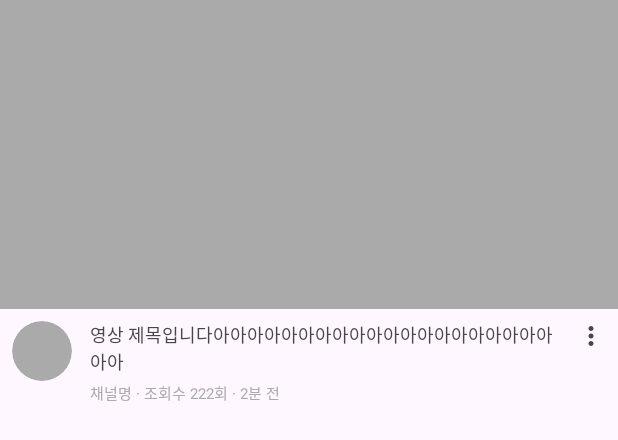
After one commit to YouQube/PlayVideo, an Android app: the layout item_video_main.xml on its own in the app's theme, with its tools: preview values and no code run, on a phone screen of 412 x 824 dp. The commit adds this screen. Shown: the top 440 px of the screen. Run offline under Robolectric (Android 15) with nearby library versions, the phone set to English and light mode, and no system bars; network calls fail.

Commit message:
[Feat] Subscription 탭 UI 구현
- collapsing toolbar
- recyclerView with item

```diff
--- /dev/null
+++ b/app/src/main/res/drawable/ic_more_vert.xml
@@ -0,0 +1,10 @@
+<vector xmlns:android="http://schemas.android.com/apk/res/android"
+    android:width="24dp"
+    android:height="24dp"
+    android:viewportWidth="960"
+    android:viewportHeight="960"
+    android:tint="?attr/colorControlNormal">
+  <path
+      android:fillColor="@android:color/white"
+      android:pathData="M480,800Q447,800 423.5,776.5Q400,753 400,720Q400,687 423.5,663.5Q447,640 480,640Q513,640 536.5,663.5Q560,687 560,720Q560,753 536.5,776.5Q513,800 480,800ZM480,560Q447,560 423.5,536.5Q400,513 400,480Q400,447 423.5,423.5Q447,400 480,400Q513,400 536.5,423.5Q560,447 560,480Q560,513 536.5,536.5Q513,560 480,560ZM480,320Q447,320 423.5,296.5Q400,273 400,240Q400,207 423.5,183.5Q447,160 480,160Q513,160 536.5,183.5Q560,207 560,240Q560,273 536.5,296.5Q513,320 480,320Z"/>
+</vector>
--- /dev/null
+++ b/app/src/main/res/drawable/ic_temp_logo.xml
@@ -0,0 +1,5 @@
+<vector android:height="24dp" android:tint="#000000"
+    android:viewportHeight="24" android:viewportWidth="24"
+    android:width="24dp" xmlns:android="http://schemas.android.com/apk/res/android">
+    <path android:fillColor="@android:color/white" android:pathData="M5,16c0,3.87 3.13,7 7,7s7,-3.13 7,-7v-4L5,12v4zM16.12,4.37l2.1,-2.1 -0.82,-0.83 -2.3,2.31C14.16,3.28 13.12,3 12,3s-2.16,0.28 -3.09,0.75L6.6,1.44l-0.82,0.83 2.1,2.1C6.14,5.64 5,7.68 5,10v1h14v-1c0,-2.32 -1.14,-4.36 -2.88,-5.63zM9,9c-0.55,0 -1,-0.45 -1,-1s0.45,-1 1,-1 1,0.45 1,1 -0.45,1 -1,1zM15,9c-0.55,0 -1,-0.45 -1,-1s0.45,-1 1,-1 1,0.45 1,1 -0.45,1 -1,1z"/>
+</vector>
--- /dev/null
+++ b/app/src/main/res/drawable/shape_circular_background.xml
@@ -0,0 +1,5 @@
+<?xml version="1.0" encoding="utf-8"?>
+<shape xmlns:android="http://schemas.android.com/apk/res/android"
+    android:shape="oval">
+    <solid android:color="@android:color/darker_gray"/>
+</shape>
--- /dev/null
+++ b/app/src/main/res/layout/item_video_main.xml
@@ -0,0 +1,69 @@
+<androidx.constraintlayout.widget.ConstraintLayout xmlns:android="http://schemas.android.com/apk/res/android"
+    xmlns:app="http://schemas.android.com/apk/res-auto"
+    xmlns:tools="http://schemas.android.com/tools"
+    android:layout_width="match_parent"
+    android:layout_height="wrap_content"
+    android:layout_marginBottom="12dp"
+    android:orientation="horizontal">
+
+    <ImageView
+        android:id="@+id/iv_thumbnail"
+        android:layout_width="match_parent"
+        android:layout_height="0dp"
+        android:adjustViewBounds="true"
+        android:minHeight="240dp"
+        android:scaleType="fitXY"
+        app:layout_constraintDimensionRatio="2:1"
+        app:layout_constraintEnd_toEndOf="parent"
+        app:layout_constraintStart_toStartOf="parent"
+        app:layout_constraintTop_toTopOf="parent"
+        tools:background="@android:color/darker_gray" />
+
+    <ImageView
+        android:id="@+id/iv_channel_logo"
+        android:layout_width="40dp"
+        android:layout_height="40dp"
+        android:layout_marginStart="8dp"
+        android:layout_marginTop="8dp"
+        android:background="@drawable/shape_circular_background"
+        android:clipToOutline="true"
+        app:layout_constraintStart_toStartOf="parent"
+        app:layout_constraintTop_toBottomOf="@id/iv_thumbnail" />
+
+    <TextView
+        android:id="@+id/tv_title"
+        android:layout_width="0dp"
+        android:layout_height="wrap_content"
+        android:layout_marginHorizontal="12dp"
+        android:ellipsize="end"
+        android:maxLines="2"
+        android:text="영상 제목입니다아아아아아아아아아아아아아아아아아아아아아아"
+        android:textSize="12sp"
+        app:layout_constraintEnd_toStartOf="@id/iv_more"
+        app:layout_constraintStart_toEndOf="@id/iv_channel_logo"
+        app:layout_constraintTop_toTopOf="@id/iv_channel_logo" />
+
+    <TextView
+        android:id="@+id/tv_channel_name_views_time_ago"
+        android:layout_width="0dp"
+        android:layout_height="wrap_content"
+        android:layout_marginTop="4dp"
+        android:maxLines="1"
+        android:text="채널명 · 조회수 222회 · 2분 전"
+        android:textColor="@android:color/darker_gray"
+        android:textSize="10sp"
+        app:layout_constraintStart_toStartOf="@id/tv_title"
+        app:layout_constraintTop_toBottomOf="@id/tv_title" />
+
+
+    <ImageView
+        android:id="@+id/iv_more"
+        android:layout_width="20dp"
+        android:layout_height="20dp"
+        android:layout_marginEnd="8dp"
+        android:src="@drawable/ic_more_vert"
+        app:layout_constraintEnd_toEndOf="parent"
+        app:layout_constraintTop_toTopOf="@id/iv_channel_logo" />
+
+
+</androidx.constraintlayout.widget.ConstraintLayout>
--- a/app/src/main/res/menu/bottom_nav_menu.xml
+++ b/app/src/main/res/menu/bottom_nav_menu.xml
@@ -12,7 +12,7 @@
 
     <item
         android:id="@+id/subscriptionFragment"
-        android:icon="@drawable/ic_launcher_background"
+        android:icon="@drawable/ic_subscription"
         android:title="@string/main_tab_title_subscription" />
 
     <item
--- a/app/src/main/res/values/strings.xml
+++ b/app/src/main/res/values/strings.xml
@@ -8,4 +8,6 @@
     <string name="main_tab_title_library">Library</string>
     <string name="main_tab_title_category">Category</string>
     <string name="trend_fragment_title">Most Popular Videos</string>
+    <string name="common_tool_bar_search">goToSearch</string>
+    <string name="library_tool_bar_open_setting">openSetting</string>
 </resources>
```
Also changed, not shown: app/src/main/res/drawable/ic_flow.xml (added, +18 -0 lines), app/src/main/res/drawable/ic_main_flow.xml (added, +18 -0 lines), app/src/main/res/drawable/ic_rectangle_view.xml (added, +9 -0 lines), app/src/main/res/drawable/ic_search.xml (added, +10 -0 lines), app/src/main/res/drawable/ic_settings.xml (added, +10 -0 lines), app/src/main/res/drawable/ic_subscription.xml (added, +9 -0 lines), app/src/main/res/layout/item_channel_icon_horizontal.xml (added, +48 -0 lines), app/src/main/res/layout/toolbar_common.xml (added, +14 -0 lines), app/src/main/res/menu/common_tool_bar_menu.xml (added, +9 -0 lines), app/src/main/res/menu/library_tool_bar_menu.xml (added, +15 -0 lines).
